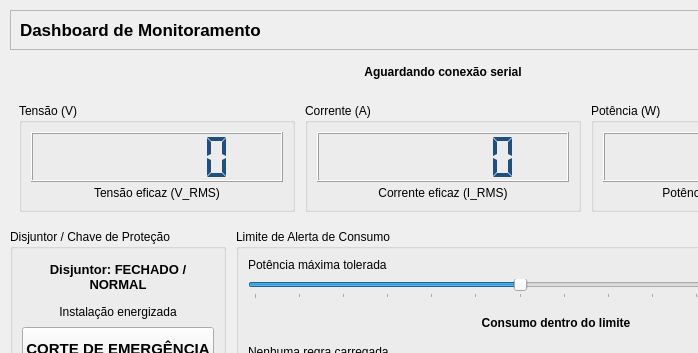
First picture: the form in ui/dashboard.ui, repository SamuelDeMarco-Dev/SmartGrid, before the edit; both pictures show x 0 to 698 and y 0 to 353 of the 900 by 660 pixel window.
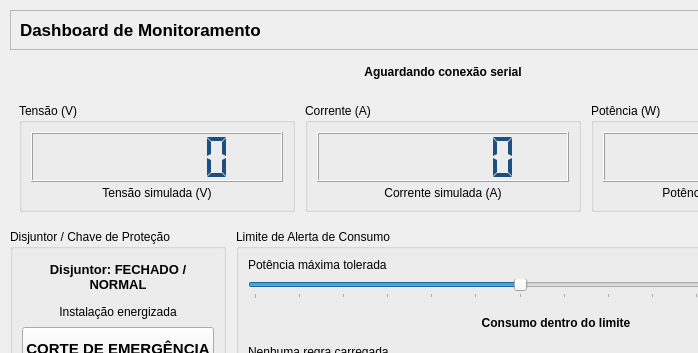
Second picture: the form after the edit.

Patch:
```diff
--- a/ui/dashboard.ui
+++ b/ui/dashboard.ui
@@ -160,7 +160,7 @@
                 <bool>true</bool>
                </property>
                <property name="text">
-                <string>Tensão eficaz (V_RMS)</string>
+                <string>Tensão simulada (V)</string>
                </property>
               </widget>
              </item>
@@ -204,7 +204,7 @@
                 <bool>true</bool>
                </property>
                <property name="text">
-                <string>Corrente eficaz (I_RMS)</string>
+                <string>Corrente simulada (A)</string>
                </property>
               </widget>
              </item>
```
